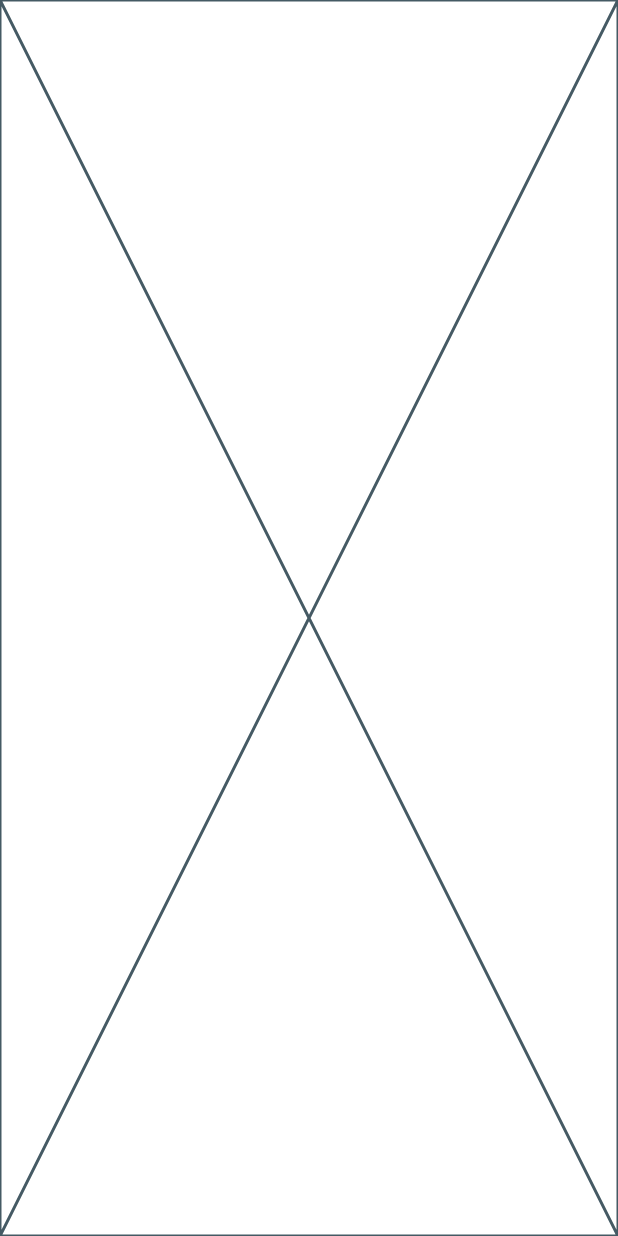
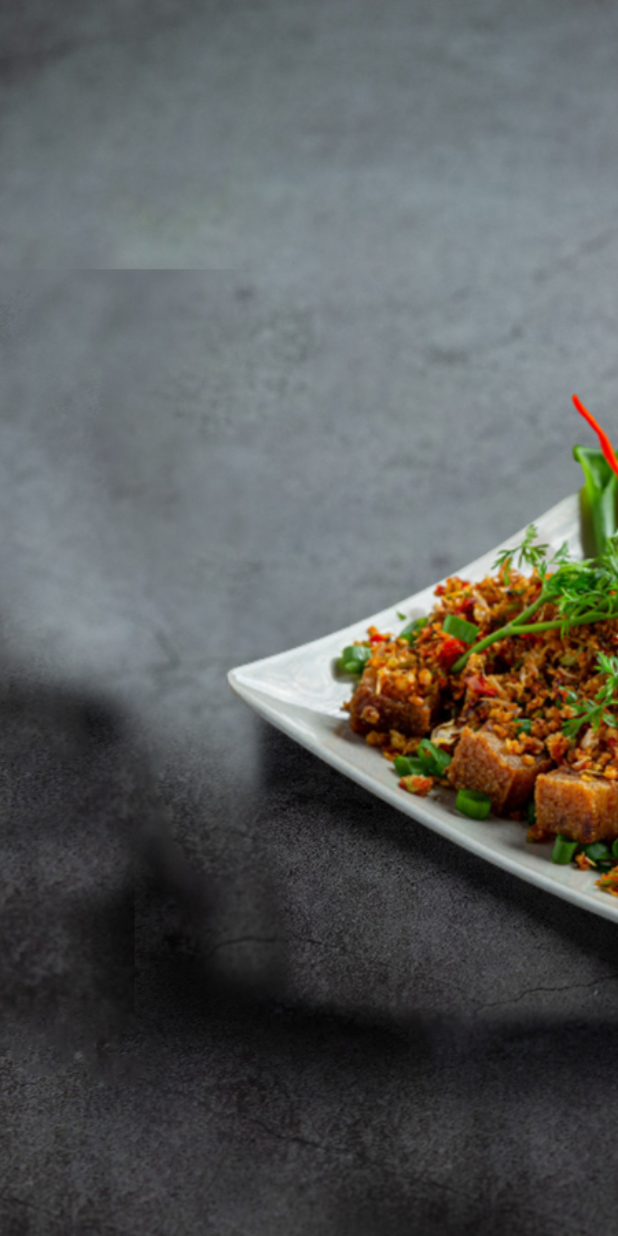
Before and after one commit to Tosin8/yummy, a Flutter app: the screen it shows after launch, on a phone screen of 412 x 824 dp. Run offline on Flutter 3.47's test engine with Material 2 defaults, Android fonts, the phone set to English and light mode, and no system bars.

Commit message:
Update with background

```diff
--- a/lib/main.dart
+++ b/lib/main.dart
@@ -13,7 +13,7 @@ class MyApp extends StatelessWidget {
   @override
   Widget build(BuildContext context) {
     return MaterialApp(
-      title: 'Flutter Demo',
+      title: 'Welcome to Yummy!',
       debugShowCheckedModeBanner: false,
       theme: ThemeData(
         colorScheme: ColorScheme.fromSeed(seedColor: Colors.deepPurple),
--- a/lib/screens/home_page.dart
+++ b/lib/screens/home_page.dart
@@ -10,6 +10,12 @@ class HomePage extends StatefulWidget {
 class _HomePageState extends State<HomePage> {
   @override
   Widget build(BuildContext context) {
-    return const Placeholder();
+    Size size = MediaQuery.of(context).size;
+    return Container(
+        height: size.height,
+        decoration: const BoxDecoration(
+          image: DecorationImage(
+              image: AssetImage('assets/images/bkg.jpg'), fit: BoxFit.cover),
+        ));
   }
 }
--- a/pubspec.yaml
+++ b/pubspec.yaml
@@ -59,8 +59,8 @@ flutter:
   uses-material-design: true
 
   # To add assets to your application, add an assets section, like this:
-  # assets:
-  #   - images/a_dot_burr.jpeg
+  assets:
+    - assets/images/bkg.jpg
   #   - images/a_dot_ham.jpeg
 
   # An image asset can refer to one or more resolution-specific "variants", see
```
